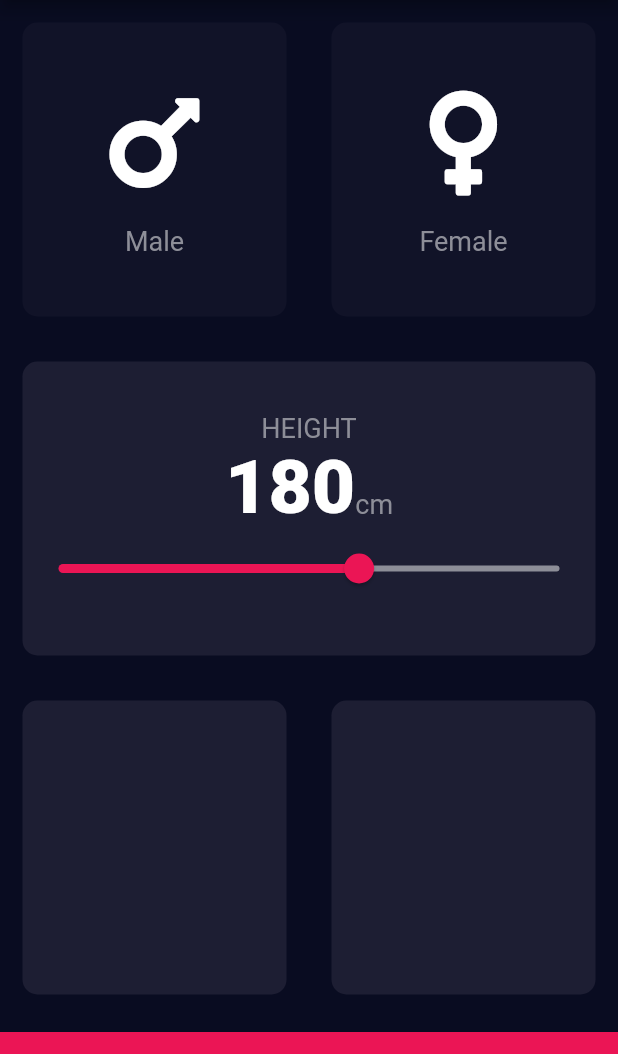
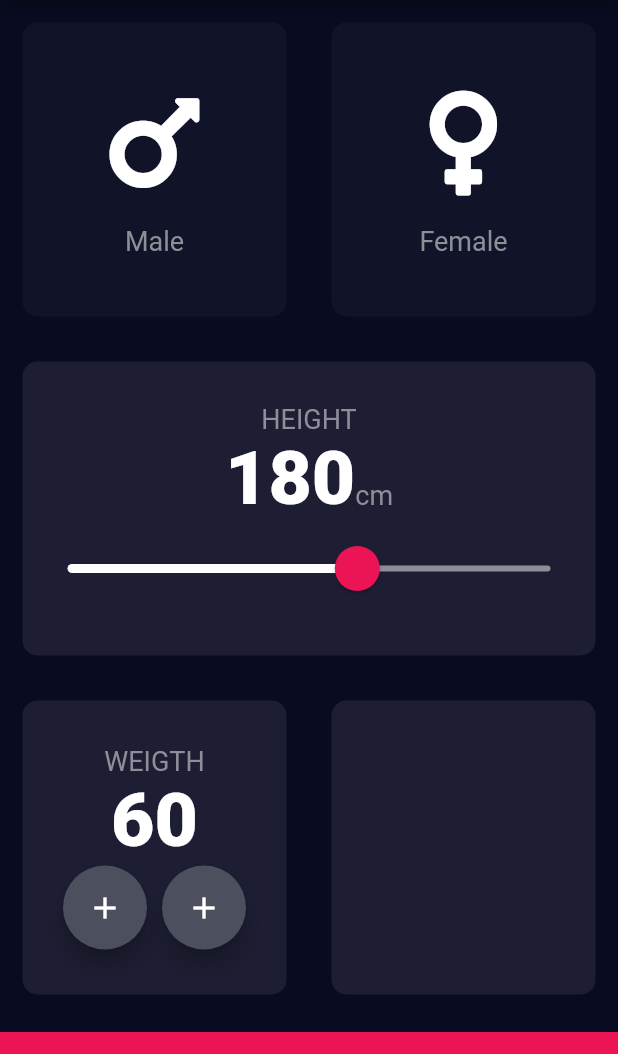
Before and after one commit to jorge-armando-navarro-flores/bmi_calculator, a Flutter app: the screen it shows after launch, on a phone screen of 412 x 824 dp, the part 84-1138 px from its top. Run offline on Flutter 3.47's test engine with Material 2 defaults, Android fonts, the phone set to English and light mode, and no system bars; our stand-ins replace font_awesome_flutter.

Commit message:
sliderTheme

```diff
--- a/lib/input_page.dart
+++ b/lib/input_page.dart
@@ -15,6 +15,7 @@ class InputPage extends StatefulWidget {
 class _InputPageState extends State<InputPage> {
   Gender? selectedGender;
   int? height;
+  int? weigth;
   // Color maleCardColor = inactiveCardColor;
   // Color femaleCardColor = inactiveCardColor;
   //
@@ -116,18 +117,30 @@ class _InputPageState extends State<InputPage> {
                         )
                       ],
                     ),
-                    Slider(
+                    SliderTheme(
+                      data: SliderTheme.of(context).copyWith(
+                        inactiveTrackColor: Color(0xFF8D8E98),
+                        activeTrackColor: Colors.white,
+                        thumbColor: Color(0xFFeB1555),
+                        overlayColor: Color(0x29EB1555),
+                        thumbShape: RoundSliderThumbShape(
+                          enabledThumbRadius: 15.0
+                        ),
+                        overlayShape: RoundSliderOverlayShape(
+                          overlayRadius: 30.0
+                        )
+                      ),
+                      child: Slider(
                         value: height?.toDouble()?? 180.0,
                         min: 120,
                         max: 220,
-                      activeColor: Color(0xFFEB1555),
-                      inactiveColor: Color(0xFF8D8E98),
                         onChanged: (double newValue){
                             setState(() {
                               height = newValue.round();
                             });
 
                         },
+                      ),
                     )
                   ],
                 ),
@@ -137,7 +150,44 @@ class _InputPageState extends State<InputPage> {
               child: Row(
                 children: [
                   Expanded(
-                    child: ReusableCard(color: kActiveCardColor),
+                    child: ReusableCard(
+                        color: kActiveCardColor,
+                        cardChild: Column(
+                          mainAxisAlignment: MainAxisAlignment.center,
+                          children: [
+                            Text("WEIGTH",
+                              style: kLabelTextStyle,
+                            ),
+                            Text(weigth?.toString()?? "60",
+                              style: kNumberTextStyle,
+                            ),
+                            Row(
+                              mainAxisAlignment: MainAxisAlignment.center,
+                              children: [
+                                FloatingActionButton(
+                                  backgroundColor: Color(0xFF4C4F5E),
+                                  onPressed: (){},
+                                  child: Icon(
+                                    Icons.add,
+                                    color: Colors.white,
+
+                                  ),
+                                ),
+                                SizedBox(width: 10.0),
+                                FloatingActionButton(
+                                  backgroundColor: Color(0xFF4C4F5E),
+                                  onPressed: (){},
+                                  child: Icon(
+                                    Icons.add,
+                                    color: Colors.white,
+
+                                  ),
+                                )
+                              ],
+                            )
+                          ],
+                        ),
+                    ),
                   ),
                   Expanded(
                     child: ReusableCard(
```
Lines whose indentation alone changed are shown as unchanged.
